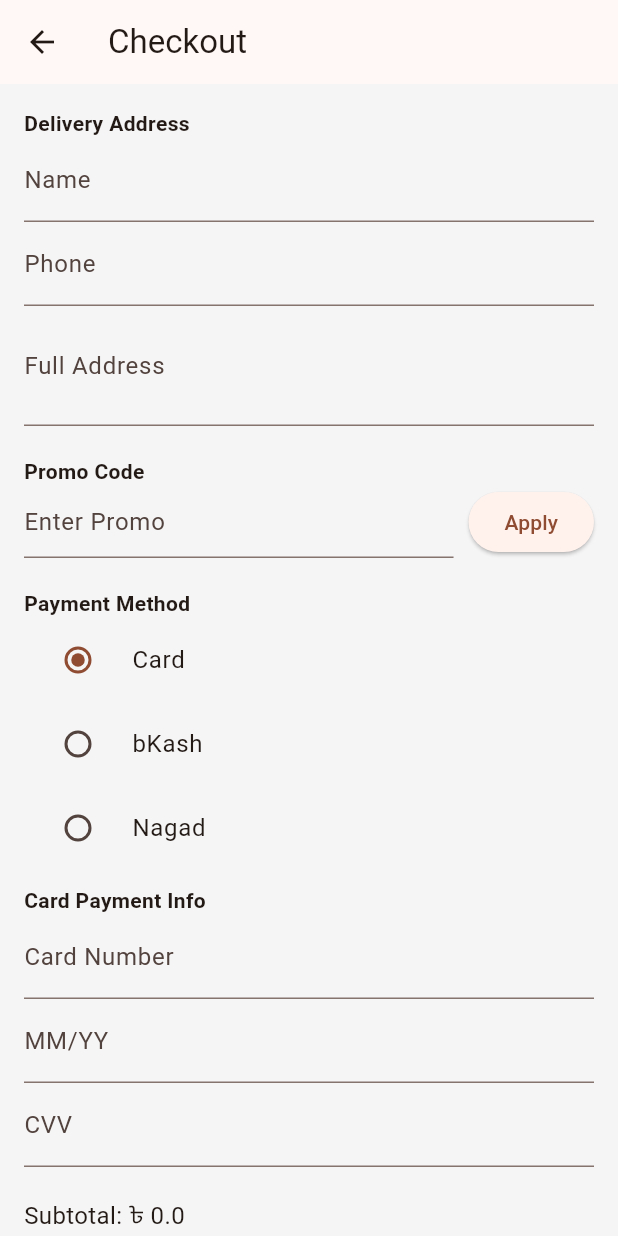
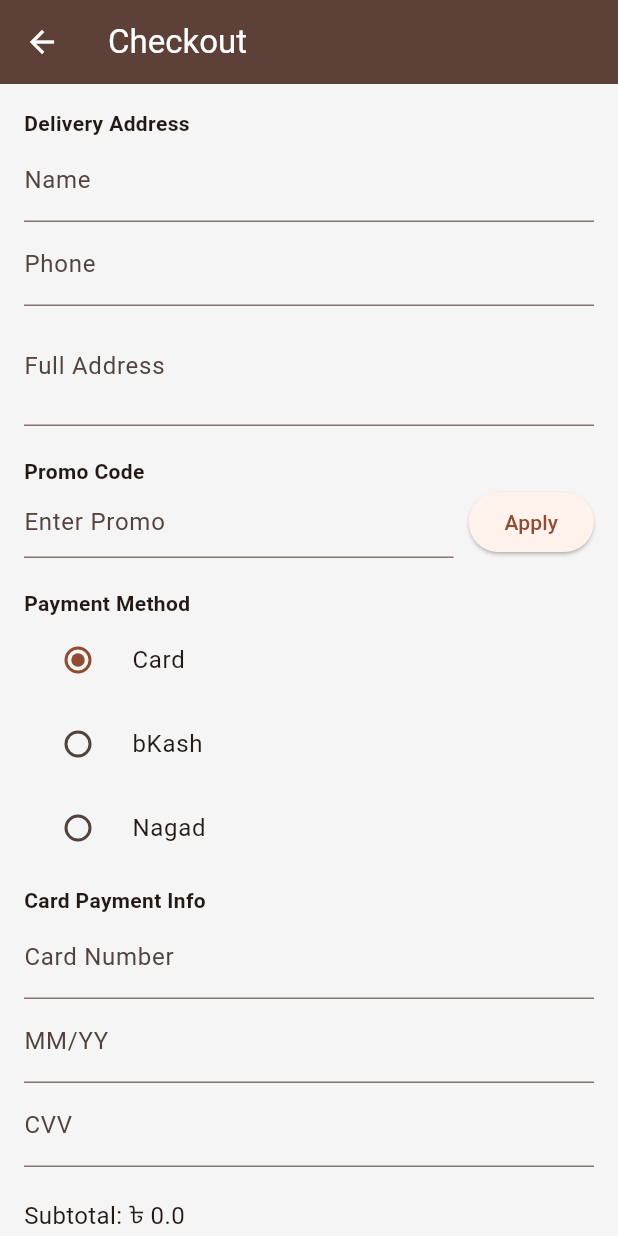
Before and after one commit to aminulhaquekhan/furniture_app, a Flutter app: the CheckoutScreen screen opened directly with empty values, on a phone screen of 412 x 824 dp. Run offline on Flutter 3.47's test engine with Material 3 defaults, Android fonts, the phone set to English and light mode, and no system bars; our stand-ins replace cloud_firestore, firebase_auth, firebase_core; accounts and stored records are empty; network calls fail.

```diff
--- a/lib/screens/auth/login_screen.dart
+++ b/lib/screens/auth/login_screen.dart
@@ -2,7 +2,7 @@ import 'package:flutter/material.dart';
 import '../../services/auth_service.dart';
 import 'signup_screen.dart';
 import 'forgot_password_screen.dart';
-import '../main/main_screen.dart'; // 🔴 গুরুত্বপূর্ণ import
+import '../main/main_screen.dart';
 
 class LoginScreen extends StatefulWidget {
   const LoginScreen({super.key});
@@ -26,8 +26,7 @@ class _LoginScreenState extends State<LoginScreen> {
 
       if (!mounted) return;
 
-      // 🔥 Login successful → সরাসরি MainScreen এ নিয়ে যাও,
-      // আগের সব পেজ স্ট্যাক থেকে মুছে ফেলো
+      //ogin successful
       Navigator.of(context).pushAndRemoveUntil(
         MaterialPageRoute(builder: (_) => const MainScreen()),
         (route) => false,
--- a/lib/screens/cart/checkout_screen.dart
+++ b/lib/screens/cart/checkout_screen.dart
@@ -105,7 +105,11 @@ class _CheckoutScreenState extends State<CheckoutScreen> {
   @override
   Widget build(BuildContext context) {
     return Scaffold(
-      appBar: AppBar(title: const Text('Checkout')),
+      appBar: AppBar(
+        title: const Text('Checkout'),
+        backgroundColor: Colors.brown[700],
+        foregroundColor: Colors.white,
+      ),
       body: SingleChildScrollView(
         padding: const EdgeInsets.all(16),
         child: Column(
--- a/lib/screens/profile/orders_screen.dart
+++ b/lib/screens/profile/orders_screen.dart
@@ -120,7 +120,7 @@ class OrdersScreen extends StatelessWidget {
                             style: TextStyle(fontWeight: FontWeight.w600),
                           ),
                           Text(
-                            "- ৳ ${order['discount']}",
+                            "- ৳ ${(order['discount'] as num).toStringAsFixed(2)}",
                             style: const TextStyle(
                               color: Colors.red,
                               fontWeight: FontWeight.bold,
```
